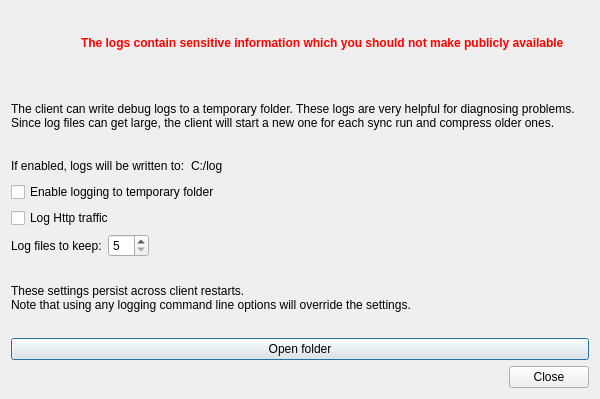
This is src/gui/logbrowser.ui in CSG-Development/owncloud-client as Qt 5 draws it before an edit. The edited form follows.
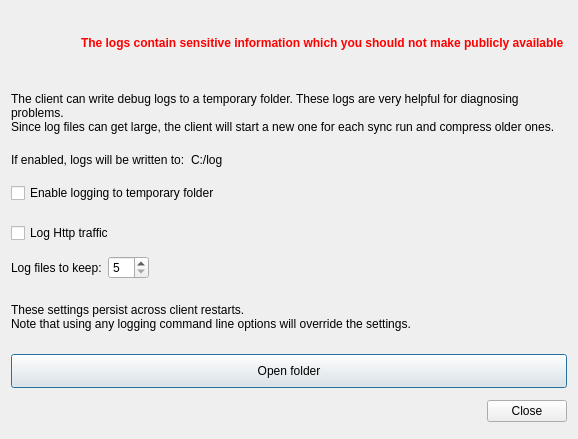
This is the edited form. Icons and pictures are not drawn. Custom widgets are drawn as their Qt base class.

Patch:
```diff
--- a/src/gui/logbrowser.ui
+++ b/src/gui/logbrowser.ui
@@ -6,8 +6,8 @@
    <rect>
     <x>0</x>
     <y>0</y>
-    <width>600</width>
-    <height>399</height>
+    <width>578</width>
+    <height>436</height>
    </rect>
   </property>
   <property name="windowTitle">
@@ -111,9 +111,18 @@
     </layout>
    </item>
    <item>
-    <widget class="QCheckBox" name="enableLoggingButton">
-     <property name="cursor">
-      <cursorShape>PointingHandCursor</cursorShape>
+    <widget class="CCheckBox" name="enableLoggingButton">
+     <property name="minimumSize">
+      <size>
+       <width>0</width>
+       <height>34</height>
+      </size>
+     </property>
+     <property name="maximumSize">
+      <size>
+       <width>16777215</width>
+       <height>34</height>
+      </size>
      </property>
      <property name="text">
       <string>Enable logging to temporary folder</string>
@@ -121,9 +130,18 @@
     </widget>
    </item>
    <item>
-    <widget class="QCheckBox" name="httpLogButton">
-     <property name="cursor">
-      <cursorShape>PointingHandCursor</cursorShape>
+    <widget class="CCheckBox" name="httpLogButton">
+     <property name="minimumSize">
+      <size>
+       <width>0</width>
+       <height>34</height>
+      </size>
+     </property>
+     <property name="maximumSize">
+      <size>
+       <width>16777215</width>
+       <height>34</height>
+      </size>
      </property>
      <property name="text">
       <string>Log Http traffic </string>
@@ -180,6 +198,18 @@
    </item>
    <item>
     <widget class="QPushButton" name="openFolderButton">
+     <property name="minimumSize">
+      <size>
+       <width>0</width>
+       <height>34</height>
+      </size>
+     </property>
+     <property name="maximumSize">
+      <size>
+       <width>16777215</width>
+       <height>34</height>
+      </size>
+     </property>
      <property name="cursor">
       <cursorShape>PointingHandCursor</cursorShape>
      </property>
@@ -190,6 +220,18 @@
    </item>
    <item>
     <widget class="QDialogButtonBox" name="buttonBox">
+     <property name="minimumSize">
+      <size>
+       <width>0</width>
+       <height>34</height>
+      </size>
+     </property>
+     <property name="maximumSize">
+      <size>
+       <width>16777215</width>
+       <height>34</height>
+      </size>
+     </property>
      <property name="cursor">
       <cursorShape>PointingHandCursor</cursorShape>
      </property>
@@ -203,6 +245,13 @@
    </item>
   </layout>
  </widget>
+ <customwidgets>
+  <customwidget>
+   <class>CCheckBox</class>
+   <extends>QCheckBox</extends>
+   <header>gui/customui/ccheckbox.h</header>
+  </customwidget>
+ </customwidgets>
  <resources>
   <include location="../resources/client.qrc"/>
  </resources>
```
